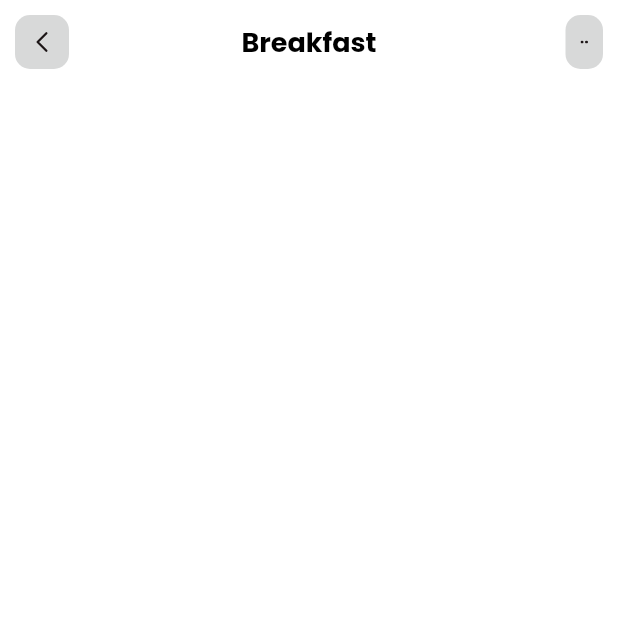
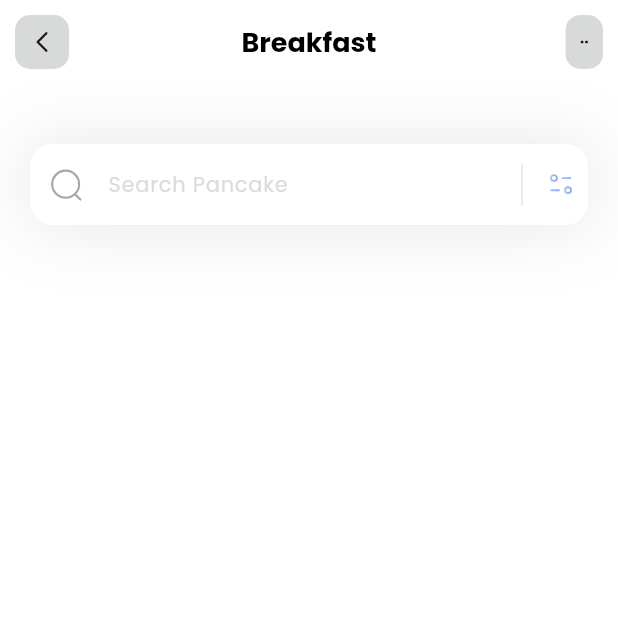
Before and after one commit to ClementPeter/meal_ui, a Flutter app: the screen it shows after launch, on a phone screen of 412 x 824 dp, the top half of it. Run offline on Flutter 3.47's test engine with Material 3 defaults, Android fonts, the light colour scheme and no system bars; our stand-ins replace flutter_svg.

Commit message:
custom search bar

```diff
--- a/lib/homepage/homepage.dart
+++ b/lib/homepage/homepage.dart
@@ -1,4 +1,5 @@
 import 'package:flutter/material.dart';
+import 'package:flutter_svg/svg.dart';
 import 'package:meals_ui/homepage/widgets/app_bar.dart';
 
 class HomePage extends StatefulWidget {
@@ -15,8 +16,59 @@
       backgroundColor: Colors.white,
       appBar: customAppBar(),
       body: ListView(
-        children: const [
-          SizedBox(
+        children: [
+          Container(
+            margin: const EdgeInsets.only(top: 40, left: 20, right: 20),
+            decoration: BoxDecoration(
+              boxShadow: [
+                BoxShadow(
+                  color: const Color(0xff1D1617).withOpacity(0.11),
+                  blurRadius: 40,
+                  spreadRadius: 0.0,
+                )
+              ],
+            ),
+            child: TextField(
+              decoration: InputDecoration(
+                filled: true,
+                fillColor: Colors.white,
+                contentPadding: const EdgeInsets.all(15),
+                hintText: 'Search Pancake',
+                hintStyle: const TextStyle(
+                  color: Color(0xffDDDADA),
+                  fontSize: 14,
+                ),
+                prefixIcon: Padding(
+                  padding: const EdgeInsets.all(12),
+                  child: SvgPicture.asset('assets/icons/Search.svg'),
+                ),
+                suffixIcon: SizedBox(
+                  width: 100,
+                  child: IntrinsicHeight(
+                    child: Row(
+                      mainAxisAlignment: MainAxisAlignment.end,
+                      children: [
+                        const VerticalDivider(
+                          color: Colors.black,
+                          indent: 10,
+                          endIndent: 10,
+                          thickness: 0.1,
+                        ),
+                        Padding(
+                          padding: const EdgeInsets.all(8.0),
+                          child: SvgPicture.asset('assets/icons/Filter.svg'),
+                        ),
+                      ],
+                    ),
+                  ),
+                ),
+                border: OutlineInputBorder(
+                    borderRadius: BorderRadius.circular(15),
+                    borderSide: BorderSide.none),
+              ),
+            ),
+          ),
+          const SizedBox(
             height: 40,
           ),
 
```
